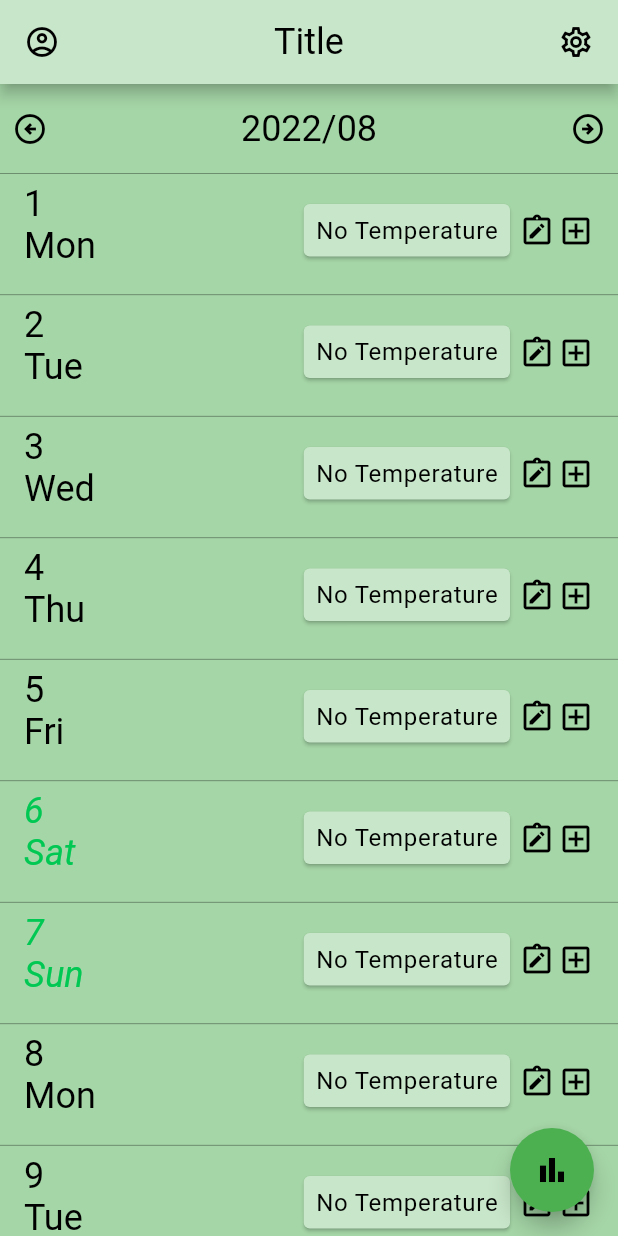
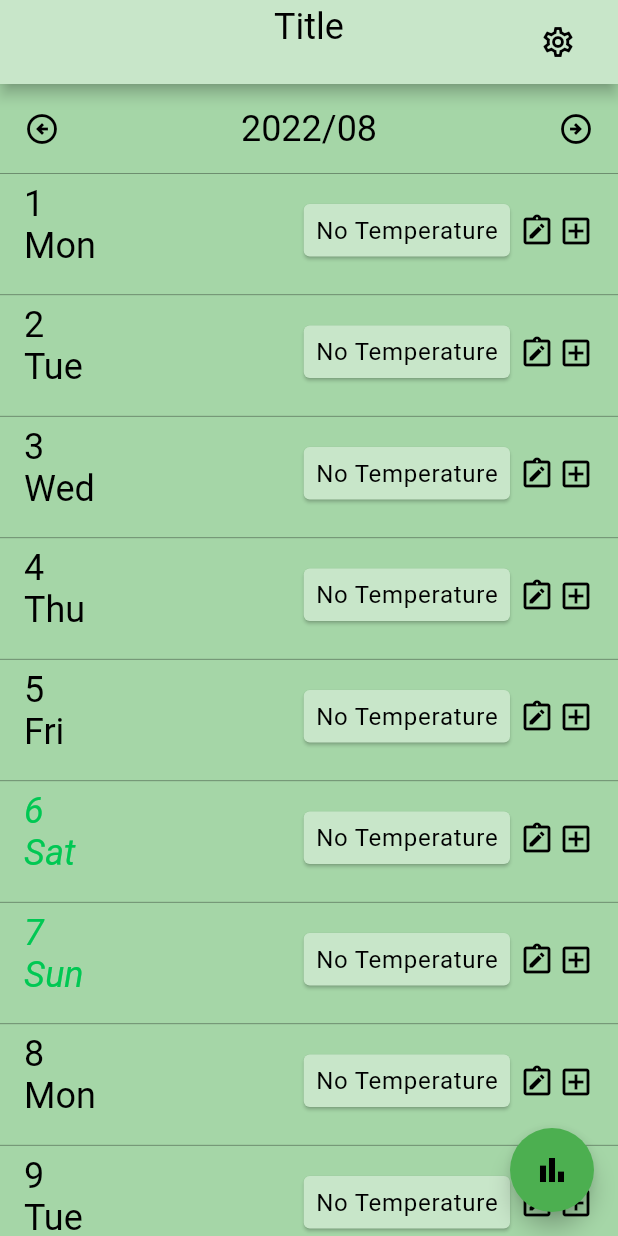
Before and after one commit to tonynowater87/body-temperature-note, a Flutter app: the screen it shows after launch, on a phone screen of 412 x 824 dp. Run offline on Flutter 3.47's test engine with Material 2 defaults, Android fonts, the phone set to English and light mode, and no system bars; drawn by our look-alikes of scrollable_positioned_list; our stand-ins replace auto_route, bloc, cloud_firestore, date_format, date_picker_timeline, equatable and 12 more; missing offline and left inert: day_night_time_picker; accounts and stored records are empty; generated files the repository leaves out were written again.

Commit message:
Adjust UI

```diff
--- a/lib/l10n/arb/app_zh.arb
+++ b/lib/l10n/arb/app_zh.arb
@@ -1,5 +1,5 @@
 {
     "@@locale": "zh",
-    "home_title": "標題",
+    "home_title": "首頁",
     "setting_title": "設定"
 }
--- a/lib/utils/view/date_toolbar_widget.dart
+++ b/lib/utils/view/date_toolbar_widget.dart
@@ -6,6 +6,9 @@ class DateToolbarWidget extends StatelessWidget {
   VoidCallback onClickNext;
   VoidCallback onClickPrevious;
   VoidCallback onClickTitle;
+  VoidCallback onClickReturn;
+
+  bool isShownReturnToNowButton;
 
   @override
   Widget build(BuildContext context) {
@@ -16,7 +19,7 @@ class DateToolbarWidget extends StatelessWidget {
         mainAxisAlignment: MainAxisAlignment.spaceAround,
         children: [
           IconButton(
-            padding: EdgeInsets.zero,
+            padding: const EdgeInsets.fromLTRB(16, 0, 0, 0),
             highlightColor: Colors.transparent,
             focusColor: Colors.transparent,
             splashColor: Colors.transparent,
@@ -28,18 +31,37 @@ class DateToolbarWidget extends StatelessWidget {
             color: Theme.of(context).iconTheme.color,
           ),
           Expanded(
+            child: FittedBox(
+              fit: BoxFit.scaleDown,
               child: TextButton(
                   onPressed: () {
+                    //TODO date picker?
                     onClickTitle.call();
                   },
-                child: Text(
+                  child: Row(
+                    mainAxisAlignment: MainAxisAlignment.center,
+                    children: [
+                      Text(
                         title,
                         textAlign: TextAlign.center,
                         style: Theme.of(context).textTheme.headlineMedium,
+                      ),
+                      if (isShownReturnToNowButton)
+                        IconButton(
+                          icon: Icon(
+                            Icons.keyboard_return_outlined,
+                            color: Theme.of(context).iconTheme.color,
+                          ),
+                          onPressed: () {
+                            onClickReturn.call();
+                          },
+                        )
+                    ],
                   )),
             ),
+          ),
           IconButton(
-              padding: EdgeInsets.zero,
+              padding: const EdgeInsets.fromLTRB(0, 0, 16, 0),
               highlightColor: Colors.transparent,
               focusColor: Colors.transparent,
               splashColor: Colors.transparent,
@@ -58,9 +80,11 @@ class DateToolbarWidget extends StatelessWidget {
 
   DateToolbarWidget({
     required this.title,
+    required this.isShownReturnToNowButton,
     this.height,
     required this.onClickNext,
     required this.onClickPrevious,
     required this.onClickTitle,
+    required this.onClickReturn,
   });
 }
--- a/lib/views/home/date_list_widget.dart
+++ b/lib/views/home/date_list_widget.dart
@@ -31,6 +31,8 @@ class _DateSelectorWidgetState extends State<DateSelectorWidget> {
   final itemPositionsListener = ItemPositionsListener.create();
   final _logger = getIt.get<Logger>();
 
+  var isShownReturnToNowButton = false;
+
   @override
   void initState() {
     super.initState();
@@ -61,12 +63,20 @@ class _DateSelectorWidgetState extends State<DateSelectorWidget> {
                       DateTime(state.currentYear, state.currentMonth),
                       titleMonthFormatyyyymm),
                   onClickNext: () {
+                    isShownReturnToNowButton = true;
                     context.read<HomeCubit>().nextMonth();
                   },
                   onClickPrevious: () {
+                    isShownReturnToNowButton = true;
                     context.read<HomeCubit>().previousMonth();
                   },
                   onClickTitle: () {
+                    isShownReturnToNowButton = false;
+                    context.read<HomeCubit>().changeToToday();
+                  },
+                  isShownReturnToNowButton: isShownReturnToNowButton,
+                  onClickReturn: () {
+                    isShownReturnToNowButton = false;
                     context.read<HomeCubit>().changeToToday();
                   },
                 );
@@ -193,6 +203,7 @@ class _DateSelectorWidgetState extends State<DateSelectorWidget> {
 
   TextStyle _getWeekDaysTextStyle(DateTime dateTime) {
     final int weekday = dateTime.weekday;
+    var now = DateTime.now();
     var textStyle = Theme.of(context).textTheme.headlineMedium!;
     if (weekday == 6) {
       textStyle = textStyle.copyWith(
@@ -202,6 +213,13 @@ class _DateSelectorWidgetState extends State<DateSelectorWidget> {
       textStyle = textStyle.copyWith(
           color: Theme.of(context).colorScheme.secondary,
           fontStyle: FontStyle.italic);
+    }
+
+    if (now.year == dateTime.year &&
+        now.month == dateTime.month &&
+        now.day == dateTime.day) {
+      textStyle = textStyle.copyWith(
+          decorationThickness: 2, decoration: TextDecoration.underline);
     }
     return textStyle;
   }
--- a/lib/views/home/home_page.dart
+++ b/lib/views/home/home_page.dart
@@ -20,25 +20,17 @@ class HomePage extends StatelessWidget {
       child: Scaffold(
         appBar: AppBar(
           iconTheme: Theme.of(context).iconTheme,
-            title: Row(
-              mainAxisAlignment: MainAxisAlignment.spaceBetween,
+          title: Stack(
             children: [
-                IconButton(
-                  constraints: const BoxConstraints(),
-                  onPressed: () {
-                    //ToDo
-                  },
-                  padding: EdgeInsets.zero,
-                  icon: const Icon(Icons.account_circle_outlined),
-                ),
               Center(
                   child: Text(
                 context.l10n.home_title,
                 style: Theme.of(context).textTheme.headlineMedium,
               )),
-                Builder(builder: (builderContext) {
+              Align(
+                alignment: Alignment.centerRight,
+                child: Builder(builder: (builderContext) {
                   return IconButton(
-                      constraints: const BoxConstraints(),
                       onPressed: () {
                         context.router.push<bool>(
                             SettingsPageRoute(onResult: (needRefresh) {
@@ -49,9 +41,11 @@ class HomePage extends StatelessWidget {
                       },
                       padding: EdgeInsets.zero,
                       icon: const Icon(Icons.settings_outlined));
-                })
+                }),
+              )
             ],
-            )),
+          ),
+        ),
         body: Container(
           color: Theme.of(context).colorScheme.background,
           child: const DateSelectorWidget(),
@@ -61,11 +55,6 @@ class HomePage extends StatelessWidget {
           onPressed: () async {
             context.router.push(
                 ChartPageRoute(dateString: DateTime.now().toIso8601String()));
-            /*final saved = await context.router.push<bool>(
-              InputPageRoute(dateString: DateTime.now().toIso8601String()));
-          if (saved == true) {
-            context.read<HomeCubit>().refreshRecords();
-          }*/
           },
           child: Icon(
             Icons.bar_chart,
```
Also changed, not shown: lib/views/chart/chart_page.dart (+10 -2 lines). Lines whose indentation alone changed are shown as unchanged.
